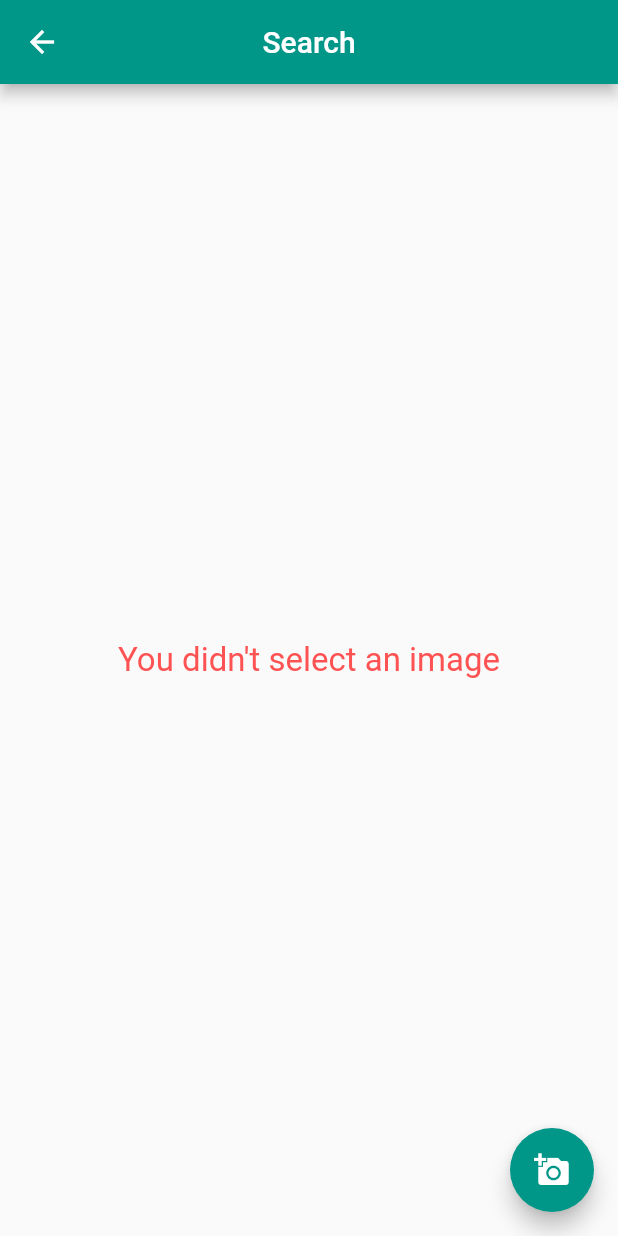
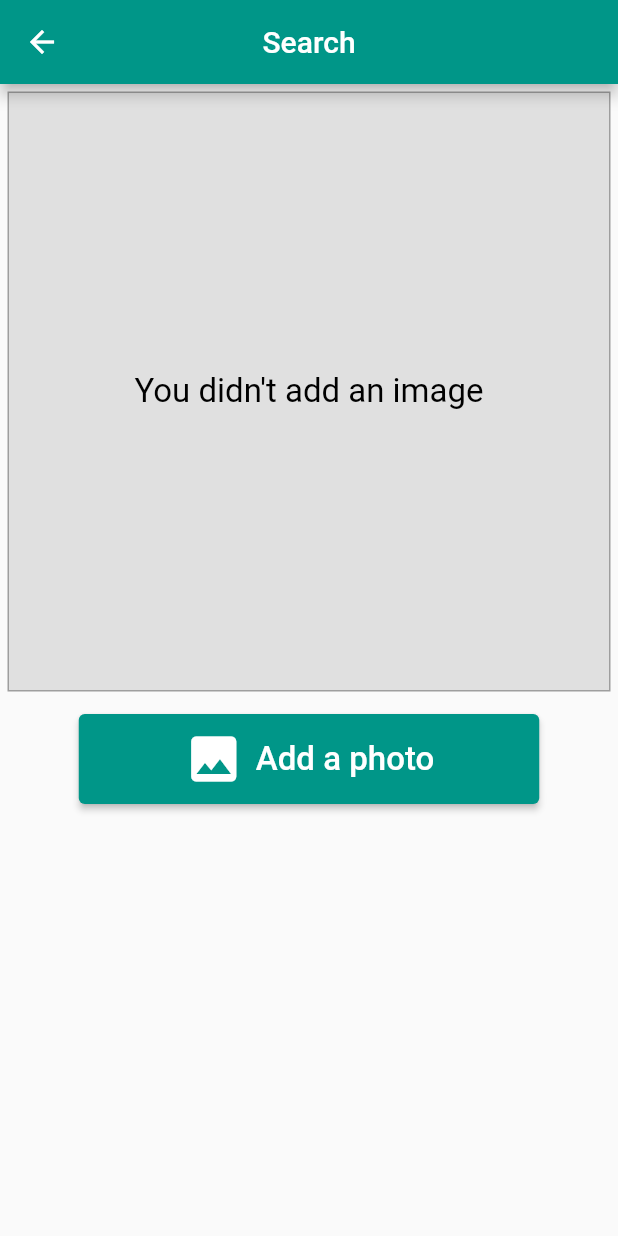
Before and after one commit to lighthousetanta/lighthouse_mobile, a Flutter app: the SearchScreen screen opened by its route, on a phone screen of 412 x 824 dp. Run offline on Flutter 3.47's test engine with Material 2 defaults, Android fonts, the light colour scheme and no system bars; drawn by our look-alikes of loading_overlay; our stand-ins replace cached_network_image, dio, flutter_spinkit, image_picker, shared_preferences; accounts and stored records are empty.

Commit message:
adding search by image  #7

```diff
--- a/lib/screens/searchScreen.dart
+++ b/lib/screens/searchScreen.dart
@@ -1,10 +1,10 @@
 import 'package:flutter/material.dart';
 import 'package:image_picker/image_picker.dart';
 import 'dart:io';
-
 import 'package:loading_overlay/loading_overlay.dart';
-import 'package:the_lighthouse/models/poi.dart';
-import 'package:the_lighthouse/screens/resultScreen.dart';
+import 'package:provider/provider.dart';
+import '../providers/poi_provider.dart';
+import '/screens/resultScreen.dart';
 
 class SearchScreen extends StatefulWidget {
   static const routeName = '/searchScreen';
@@ -16,8 +16,6 @@ class _SearchScreenState extends State<SearchScreen> {
   bool isLoading = false;
   File _image;
   bool res = false;
-  Poi result;
-  double similarity;
   final picker = ImagePicker();
   Future getImage() async {
     final pickedFile = await picker.getImage(source: ImageSource.gallery);
@@ -32,22 +30,15 @@ class _SearchScreenState extends State<SearchScreen> {
   }
 
   Future<void> _search() async {
-    String img =
-        'https://images.unsplash.com/photo-1477239439998-839196943351?ixid=MnwxMjA3fDB8MHxwaG90by1wYWdlfHx8fGVufDB8fHx8&ixlib=rb-1.2.1&auto=format&fit=crop&w=714&q=80';
-    Poi dummyData = Poi(id: 500, image: img, name: 'alex');
     try {
-      var response =
-          await Future.delayed(Duration(seconds: 2), () => dummyData);
-      if (response != null) {
-        result = response;
-      }
+      await Provider.of<PoiProvider>(context, listen: false)
+          .searchByImg(_image.path);
       setState(() {
         isLoading = false;
         res = true;
-        Navigator.pushNamed(context, ResultScreen.routeName, arguments: result);
+        Navigator.pushNamed(context, ResultScreen.routeName);
       });
     } catch (error) {
-      //throw error
       setState(() {
         isLoading = false;
       });
@@ -66,48 +57,79 @@ class _SearchScreenState extends State<SearchScreen> {
         isLoading: isLoading,
         child: Padding(
             padding: EdgeInsets.all(5),
-            child: _image == null
-                ? Center(
-                    child: Text(
-                    "You didn't select an image",
-                    style: TextStyle(color: Colors.redAccent, fontSize: 22),
-                  ))
-                : Column(
+            child: Container(
+              child: Column(
                 crossAxisAlignment: CrossAxisAlignment.center,
                 children: [
                   Center(
                     child: Container(
+                      decoration: BoxDecoration(
+                          border: Border.all(color: Colors.grey),
+                          color: Colors.grey[300]),
                       height: 400,
-                          child: Image.file(
+                      child: _image == null
+                          ? Center(
+                              child: Text(
+                              "You didn't add an image",
+                              style: Theme.of(context).textTheme.headline3,
+                            ))
+                          : Image.file(
                               _image,
                             ),
                     ),
                   ),
-                      ElevatedButton(
+                  Container(
+                    margin: EdgeInsets.only(top: 15),
+                    child: ElevatedButton.icon(
+                        style: ElevatedButton.styleFrom(
+                            padding: EdgeInsets.symmetric(
+                                horizontal: 70, vertical: 10)),
+                        onPressed: () {
+                          getImage();
+                        },
+                        icon: Icon(
+                          Icons.photo,
+                          size: 40,
+                        ),
+                        label: Flexible(
+                          child: Text(
+                            _image == null ? 'Add a photo' : 'Change the photo',
+                            style: TextStyle(
+                              fontSize: 22,
+                            ),
+                            textAlign: TextAlign.center,
+                          ),
+                        )),
+                  ),
+                  if (_image != null)
+                    Container(
+                      margin: EdgeInsets.only(top: 40),
+                      width: double.infinity,
+                      child: ElevatedButton.icon(
                           onPressed: () async {
                             setState(() {
                               isLoading = true;
                             });
                             await _search();
                           },
-                          child: Text(
+                          icon: Icon(
+                            Icons.search,
+                            size: 40,
+                            semanticLabel: 'Search by image',
+                          ),
+                          label: Text(
                             "Search",
                             textAlign: TextAlign.center,
-                            style: TextStyle(fontSize: 18),
+                            style: TextStyle(fontSize: 22),
                           ),
                           style: ElevatedButton.styleFrom(
-                            padding: EdgeInsets.fromLTRB(30, 10, 30, 10),
-                          )),
-                    ],
+                            padding: EdgeInsets.symmetric(
+                                horizontal: 0, vertical: 15),
                           )),
                     ),
-      floatingActionButton: FloatingActionButton(
-        onPressed: () {
-          getImage();
-        },
-
-        tooltip: "Pick an Image",
-        child: Icon(Icons.add_a_photo),
+                ],
+              ),
+            )),
       ),
     );
   }
```
Also changed, not shown: lib/providers/poi_provider.dart (+89 -36 lines), lib/screens/auth_screen.dart (+147 -116 lines), lib/screens/resultScreen.dart (+49 -19 lines). Lines whose indentation alone changed are shown as unchanged.
